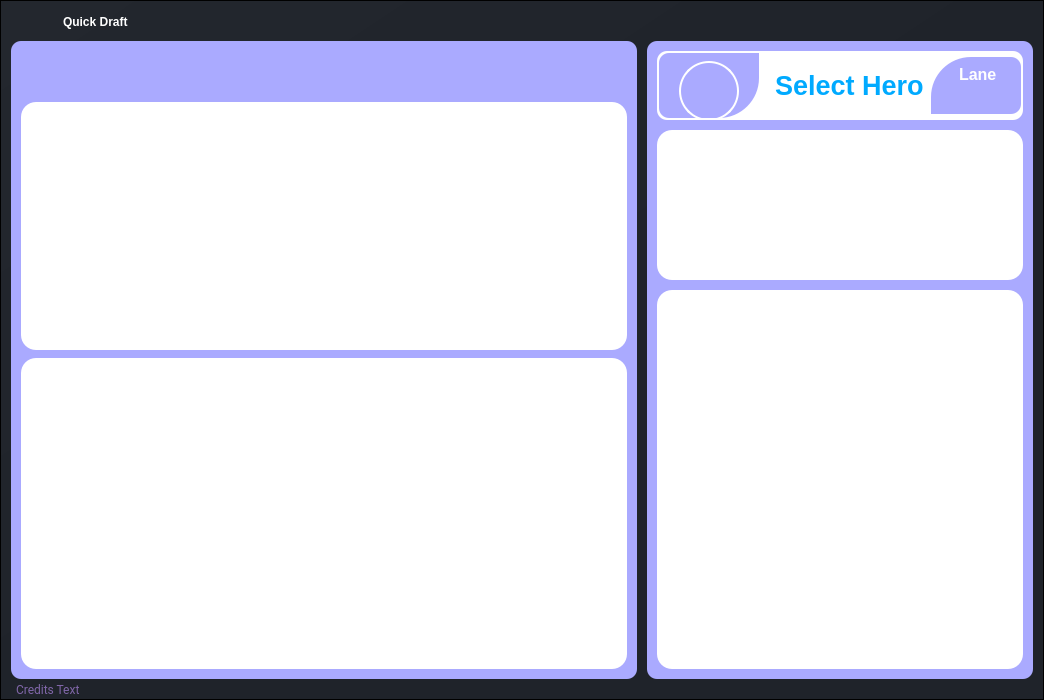
Above: ui/pages/quick_draft.ui from elian-olbz/mlbb-drafting-and-simulation-tools before the change. Below: the same form after it.
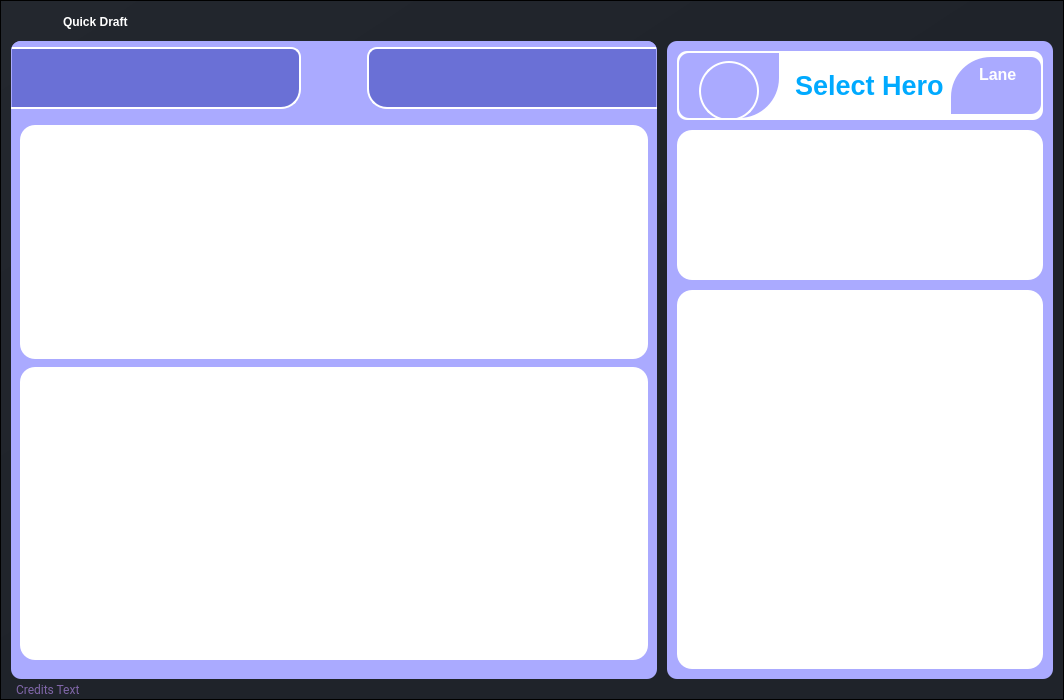
That is the form after the change. Icons and pictures are not drawn.

```diff
--- a/ui/pages/quick_draft.ui
+++ b/ui/pages/quick_draft.ui
@@ -6,7 +6,7 @@
    <rect>
     <x>0</x>
     <y>0</y>
-    <width>1044</width>
+    <width>1064</width>
     <height>700</height>
    </rect>
   </property>
@@ -540,13 +540,13 @@
                     <number>4</number>
                    </property>
                    <property name="leftMargin">
-                    <number>10</number>
+                    <number>0</number>
                    </property>
                    <property name="topMargin">
                     <number>0</number>
                    </property>
                    <property name="rightMargin">
-                    <number>10</number>
+                    <number>0</number>
                    </property>
                    <property name="bottomMargin">
                     <number>10</number>
@@ -570,7 +570,7 @@
                        <number>0</number>
                       </property>
                       <property name="topMargin">
-                       <number>4</number>
+                       <number>6</number>
                       </property>
                       <property name="rightMargin">
                        <number>0</number>
@@ -586,6 +586,20 @@
                           <height>0</height>
                          </size>
                         </property>
+                        <property name="styleSheet">
+                         <string notr="true">QFrame{
+background-color:rgb(106, 112, 214);
+border-top-left-radius: 1px;
+border-bottom-left-radius: 0px;
+border-top-right-radius: 10px;
+border-bottom-right-radius: 20px;
+}
+
+QFrame #blue_hero_frame{
+border: 2px solid; border-color:rgb(255, 255, 255);
+border-left-color: transparent
+}</string>
+                        </property>
                         <property name="frameShape">
                          <enum>QFrame::StyledPanel</enum>
                         </property>
@@ -597,18 +611,18 @@
                           <number>5</number>
                          </property>
                          <property name="leftMargin">
-                          <number>0</number>
+                          <number>8</number>
                          </property>
                          <property name="topMargin">
-                          <number>0</number>
+                          <number>4</number>
                          </property>
                          <property name="rightMargin">
-                          <number>0</number>
+                          <number>8</number>
                          </property>
                          <property name="bottomMargin">
-                          <number>0</number>
+                          <number>4</number>
                          </property>
-                         <item alignment="Qt::AlignHCenter|Qt::AlignVCenter">
+                         <item>
                           <widget class="QFrame" name="blue_roam_frame">
                            <property name="frameShape">
                             <enum>QFrame::StyledPanel</enum>
@@ -660,7 +674,7 @@
                            </layout>
                           </widget>
                          </item>
-                         <item alignment="Qt::AlignHCenter|Qt::AlignVCenter">
+                         <item>
                           <widget class="QFrame" name="blue_mid_frame">
                            <property name="frameShape">
                             <enum>QFrame::StyledPanel</enum>
@@ -709,7 +723,7 @@
                            </layout>
                           </widget>
                          </item>
-                         <item alignment="Qt::AlignHCenter|Qt::AlignVCenter">
+                         <item>
                           <widget class="QFrame" name="blue_exp_frame">
                            <property name="frameShape">
                             <enum>QFrame::StyledPanel</enum>
@@ -758,7 +772,7 @@
                            </layout>
                           </widget>
                          </item>
-                         <item alignment="Qt::AlignHCenter|Qt::AlignVCenter">
+                         <item>
                           <widget class="QFrame" name="blue_jungle_frame">
                            <property name="frameShape">
                             <enum>QFrame::StyledPanel</enum>
@@ -807,8 +821,11 @@
                            </layout>
                           </widget>
                          </item>
-                         <item alignment="Qt::AlignHCenter|Qt::AlignVCenter">
+                         <item>
                           <widget class="QFrame" name="blue_gold_frame">
+                           <property name="styleSheet">
+                            <string notr="true"/>
+                           </property>
                            <property name="frameShape">
                             <enum>QFrame::StyledPanel</enum>
                            </property>
@@ -955,6 +972,21 @@
                           <height>0</height>
                          </size>
                         </property>
+                        <property name="styleSheet">
+                         <string notr="true">QFrame{
+background-color:rgb(106, 112, 214);
+border-top-left-radius: 10px;
+border-bottom-left-radius: 20px;
+border-top-right-radius: 1px;
+border-bottom-right-radius: 0px;
+}
+
+QFrame #red_hero_frame{
+border: 2px solid; border-color:rgb(255, 255, 255);
+border-right-color: transparent
+}
+</string>
+                        </property>
                         <property name="frameShape">
                          <enum>QFrame::StyledPanel</enum>
                         </property>
@@ -966,16 +998,16 @@
                           <number>5</number>
                          </property>
                          <property name="leftMargin">
-                          <number>0</number>
+                          <number>8</number>
                          </property>
                          <property name="topMargin">
-                          <number>0</number>
+                          <number>4</number>
                          </property>
                          <property name="rightMargin">
-                          <number>0</number>
+                          <number>8</number>
                          </property>
                          <property name="bottomMargin">
-                          <number>0</number>
+                          <number>4</number>
                          </property>
                          <item alignment="Qt::AlignHCenter|Qt::AlignVCenter">
                           <widget class="QFrame" name="red_gold_frame">
@@ -1229,6 +1261,15 @@
                     </widget>
                    </item>
                    <item>
+                    <widget class="QFrame" name="frame_4">
+                     <property name="frameShape">
+                      <enum>QFrame::StyledPanel</enum>
+                     </property>
+                     <property name="frameShadow">
+                      <enum>QFrame::Raised</enum>
+                     </property>
+                     <layout class="QVBoxLayout" name="verticalLayout_18">
+                      <item>
                     <widget class="QWidget" name="graph_widget" native="true">
                      <property name="sizePolicy">
                       <sizepolicy hsizetype="Expanding" vsizetype="Expanding">
@@ -1343,6 +1384,9 @@
                   </layout>
                  </widget>
                 </item>
+                  </layout>
+                 </widget>
+                </item>
                 <item>
                  <widget class="QWidget" name="hero_stats_container" native="true">
                   <property name="sizePolicy">
@@ -1504,7 +1548,7 @@
                                </size>
                               </property>
                               <property name="styleSheet">
-                               <string notr="true">image: url(:/icons/icons/empty_hero.png);
+                               <string notr="true">image: url(:/icons/icons/question_mark.png);
 border-radius: 30px; border: 2px solid; border-color:rgb(255, 255, 255);</string>
                               </property>
                               <property name="text">
```
Lines whose indentation alone changed are shown as unchanged.
